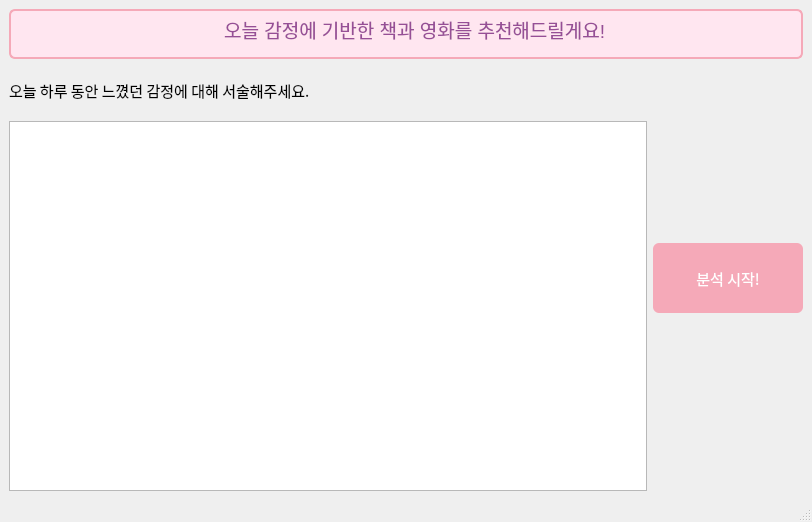
This is ui_files/analysis_tool_main.ui in jiwoo1105/DKU_Opensource_knoo-B as Qt 5 draws it before an edit. The edited form follows.
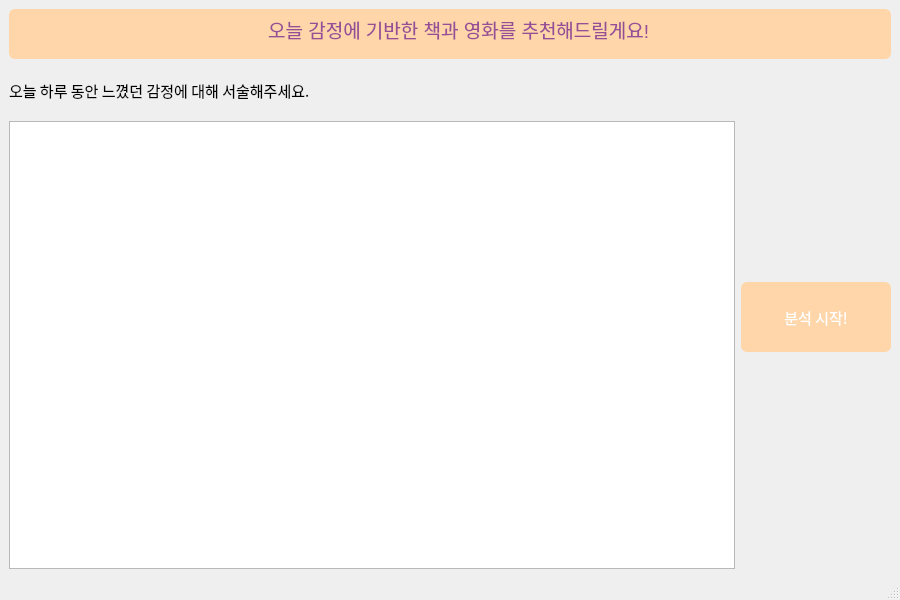
This is the edited form.

Commit message: 전체적인 UI 수정 (사이즈, 글꼴)

```diff
--- a/ui_files/analysis_tool_main.ui
+++ b/ui_files/analysis_tool_main.ui
@@ -6,8 +6,8 @@
    <rect>
     <x>0</x>
     <y>0</y>
-    <width>812</width>
-    <height>522</height>
+    <width>900</width>
+    <height>600</height>
    </rect>
   </property>
   <property name="minimumSize">
@@ -49,10 +49,10 @@
 
 border-style: solid;
 border-width: 2px;
-border-color: #F5A9B8; 
+border-color: #FFD6AA; 
+border-radius: 20px;
 border-radius: 6px;
-
-background-color: #FFE6F0;</string>
+background-color: #FFD6AA;</string>
         </property>
         <property name="html">
          <string>&lt;!DOCTYPE HTML PUBLIC &quot;-//W3C//DTD HTML 4.0//EN&quot; &quot;http://www.w3.org/TR/REC-html40/strict.dtd&quot;&gt;
@@ -115,7 +115,7 @@
             </property>
             <property name="styleSheet">
              <string notr="true">QPushButton {
-    background-color: #F5A9B8;
+    background-color: #FFD6AA;
     color: white;
     border: none;
     border-radius: 6px;
```
Left out of the diff: 4 changed lines with no effect on the pictures. The commit also changes 6 other files.
